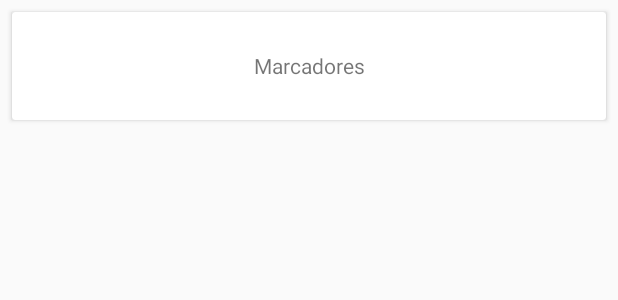
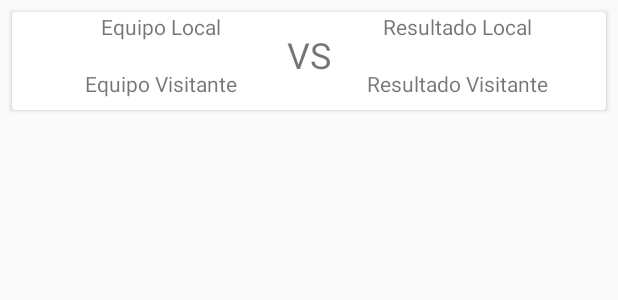
Before and after one commit to pepejjrm/ExamenFinalPersistencia2, an Android app: the layout marcadores_item.xml on its own in the app's theme, with its tools: preview values and no code run, on a phone screen of 412 x 824 dp. Shown: the top 300 px of the screen. Run offline under Robolectric (Android 15) with nearby library versions, the phone set to English and light mode, and no system bars.

Commit message:
25092017_1

```diff
--- a/app/src/main/java/com/nextu/jj/examenfinalpersistencia/adaptador/BaseViewPagerAdapter.java
+++ b/app/src/main/java/com/nextu/jj/examenfinalpersistencia/adaptador/BaseViewPagerAdapter.java
@@ -24,7 +24,7 @@ public class BaseViewPagerAdapter extends FragmentStatePagerAdapter {
 
     @Override
     public Fragment getItem(int position) {
-    return BasicFragment.getInstance(this.img.getResourceId(position, 0), titulo[position]);
+    return BasicFragment.getInstance(this.img.getResourceId(position, 0), titulo[position], this.activity);
     }
 
     @Override
--- a/app/src/main/java/com/nextu/jj/examenfinalpersistencia/adaptador/MarcadorViewHolder.java
+++ b/app/src/main/java/com/nextu/jj/examenfinalpersistencia/adaptador/MarcadorViewHolder.java
@@ -5,6 +5,7 @@ import android.view.View;
 import android.widget.TextView;
 
 import com.nextu.jj.examenfinalpersistencia.R;
+import com.nextu.jj.examenfinalpersistencia.bean.Marcador;
 
 /**
  * Created by JJ on 9/19/2017.
@@ -19,7 +20,7 @@ public class MarcadorViewHolder extends RecyclerView.ViewHolder {
         //txtNota = (TextView) itemView.findViewById(R.id.txt_Nota);
     }
 
-    public void bindMarcador(String nota){
-        txtNota.setText(nota);
+    public void bindMarcador(Marcador marcador){
+        //txtNota.setText(nota);
     }
 }
--- a/app/src/main/res/layout/marcadores_item.xml
+++ b/app/src/main/res/layout/marcadores_item.xml
@@ -1,16 +1,76 @@
 <?xml version="1.0" encoding="utf-8"?>
 <android.support.v7.widget.CardView xmlns:android="http://schemas.android.com/apk/res/android"
-    android:orientation="vertical" android:layout_width="match_parent"
-    android:layout_height="72dp"
+    android:orientation="vertical"
+    android:layout_width="match_parent"
+    android:layout_height="65dp"
     android:layout_margin="8dp">
 
-    <TextView
-        android:id="@+id/txt_Marcador"
+    <LinearLayout
+        android:id="@+id/contenedor1"
         android:layout_width="match_parent"
-        android:layout_height="match_parent"
-        android:text="Marcadores"
-        android:textSize="14sp"
-        android:padding="4dp"
-        android:gravity="center"/>
+        android:layout_height="wrap_content"
+        android:layout_below="@id/txt_titulo"
+        android:orientation="horizontal">
+
+        <TextView
+            android:id="@+id/equipo_local"
+            android:layout_width="0dp"
+            android:layout_height="wrap_content"
+            android:layout_weight="1"
+            android:gravity="center"
+            android:text="Equipo Local"/>
+
+        <TextView
+            android:id="@+id/resultado_local"
+            android:layout_width="0dp"
+            android:layout_height="wrap_content"
+            android:layout_weight="1"
+            android:gravity="center"
+            android:text="Resultado Local"/>
+
+    </LinearLayout>
+
+    <LinearLayout
+        android:id="@+id/contenedor3"
+        android:layout_width="match_parent"
+        android:layout_height="wrap_content"
+        android:layout_below="@id/contenedor1"
+        android:paddingTop="12dp">
+
+        <TextView
+            android:layout_width="match_parent"
+            android:layout_height="wrap_content"
+            android:layout_marginLeft="20dp"
+            android:layout_marginRight="20dp"
+            android:text="VS"
+            android:textAlignment="center"
+            android:textSize="24sp" />
+    </LinearLayout>
+
+    <LinearLayout
+        android:id="@+id/contenedor2"
+        android:layout_width="match_parent"
+        android:layout_height="wrap_content"
+        android:layout_below="@+id/contenedor3"
+        android:layout_alignParentStart="true"
+        android:orientation="horizontal"
+        android:paddingTop="38dp">
+
+        <TextView
+            android:id="@+id/equipo_visitante"
+            android:layout_width="0dp"
+            android:layout_height="wrap_content"
+            android:layout_weight="1"
+            android:gravity="center"
+            android:text="Equipo Visitante"/>
+
+        <TextView
+            android:id="@+id/resultado_visitante"
+            android:layout_width="0dp"
+            android:layout_height="wrap_content"
+            android:layout_weight="1"
+            android:gravity="center"
+            android:text="Resultado Visitante"/>
+    </LinearLayout>
 
 </android.support.v7.widget.CardView>
```
Also changed, not shown: app/src/main/java/com/nextu/jj/examenfinalpersistencia/BasicFragment.java (+45 -5 lines), app/src/main/java/com/nextu/jj/examenfinalpersistencia/DialogoAgregarMarcador.java (+12 -10 lines), app/src/main/java/com/nextu/jj/examenfinalpersistencia/MainActivity2.java (+21 -2 lines), app/src/main/java/com/nextu/jj/examenfinalpersistencia/adaptador/RecyclerMarcadorAdapter.java (added, +59 -0 lines), app/src/main/java/com/nextu/jj/examenfinalpersistencia/archivos/GestionArchivoMarcadores.java (+10 -5 lines), app/src/main/res/layout/fragment_basic.xml (+1 -18 lines), 42 other files.
